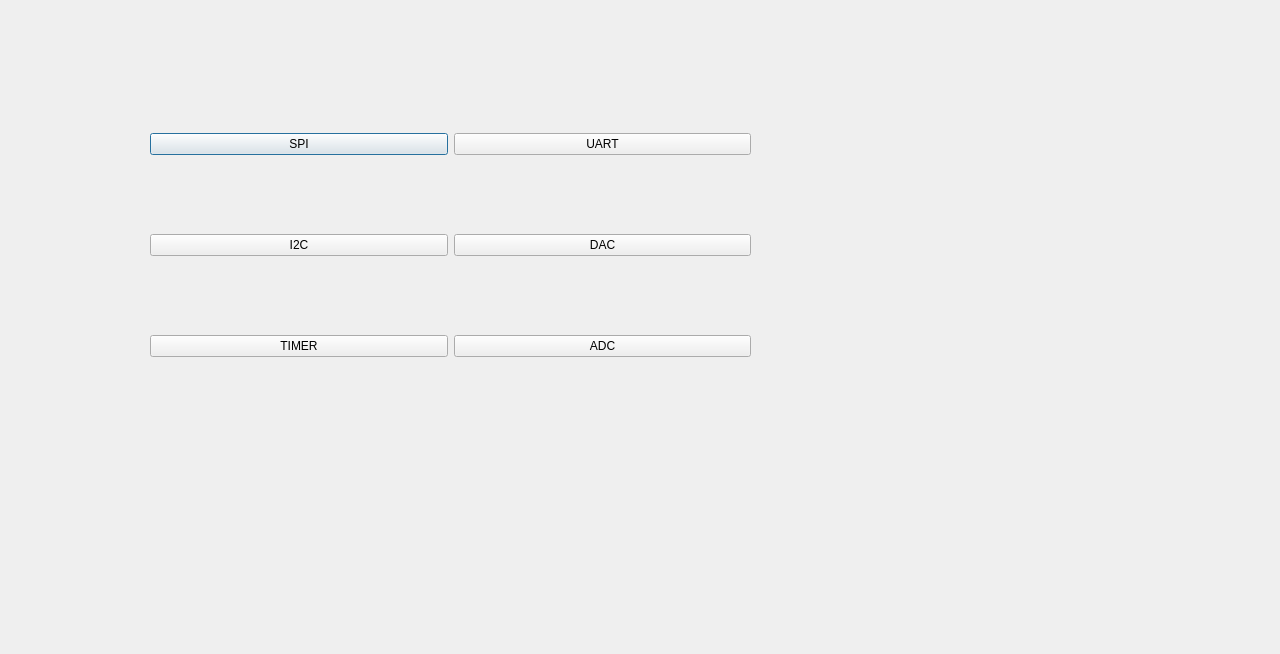
First picture: the form in dash.ui, repository Nourreddine1920/Serial_Port_COM, before the edit.
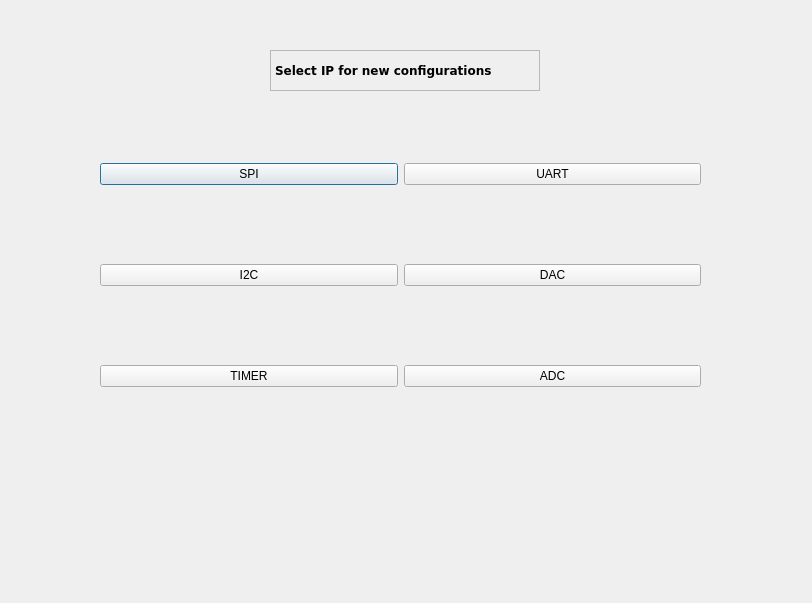
Second picture: the form after the edit.

Commit message: fixing interface configurations

```diff
--- a/dash.ui
+++ b/dash.ui
@@ -6,8 +6,8 @@
    <rect>
     <x>0</x>
     <y>0</y>
-    <width>1280</width>
-    <height>654</height>
+    <width>812</width>
+    <height>603</height>
    </rect>
   </property>
   <property name="windowTitle">
@@ -16,8 +16,8 @@
   <widget class="QWidget" name="widget" native="true">
    <property name="geometry">
     <rect>
-     <x>150</x>
-     <y>60</y>
+     <x>100</x>
+     <y>90</y>
      <width>601</width>
      <height>371</height>
     </rect>
@@ -79,6 +79,35 @@
     </item>
    </layout>
   </widget>
+  <widget class="QLabel" name="label">
+   <property name="geometry">
+    <rect>
+     <x>270</x>
+     <y>50</y>
+     <width>270</width>
+     <height>41</height>
+    </rect>
+   </property>
+   <property name="font">
+    <font>
+     <family>Verdana</family>
+     <italic>false</italic>
+     <bold>true</bold>
+    </font>
+   </property>
+   <property name="frameShape">
+    <enum>QFrame::StyledPanel</enum>
+   </property>
+   <property name="lineWidth">
+    <number>5</number>
+   </property>
+   <property name="text">
+    <string>Select IP for new configurations </string>
+   </property>
+   <property name="scaledContents">
+    <bool>true</bool>
+   </property>
+  </widget>
  </widget>
  <resources/>
  <connections/>
```
The commit also changes 4 other files.
